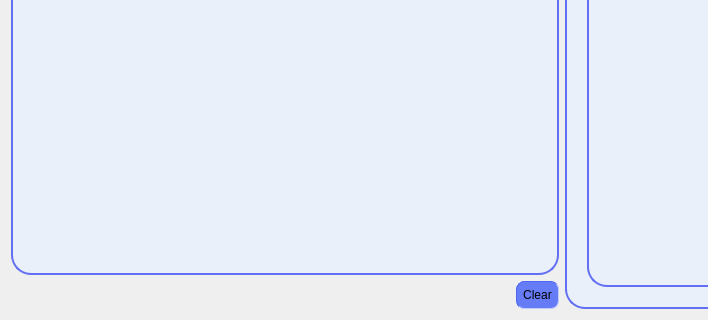
Above: historyscreen.ui from OHonSam/CS163_Group2_Dictionary before the change; both pictures show x 0 to 708 and y 391 to 711 of the 1124 by 711 pixel window. Below: the same form after it.
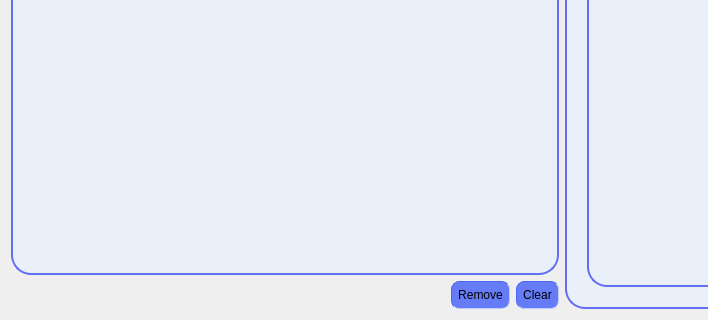
That is the form after the change.

Commit message: enable remove button in history screen

Patch:
```diff
--- a/historyscreen.ui
+++ b/historyscreen.ui
@@ -102,7 +102,7 @@
           </widget>
          </item>
          <item>
-          <layout class="QHBoxLayout" name="horizontalLayout_2" stretch="0,0">
+          <layout class="QHBoxLayout" name="horizontalLayout_2" stretch="0,0,0">
            <item>
             <spacer name="horizontalSpacer">
              <property name="orientation">
@@ -116,6 +116,24 @@
              </property>
             </spacer>
            </item>
+           <item>
+            <widget class="QPushButton" name="pushButton_remove">
+             <property name="styleSheet">
+              <string notr="true">padding: 6px;
+border-color: rgb(77, 101, 246);
+border-width : 1px;
+border-style:inset;
+border-radius: 8px;
+  min-height: 1px;
+  min-width: 1px;
+background-color: rgb(102, 124, 246);
+font: 11pt &quot;Comfortaa&quot;;</string>
+             </property>
+             <property name="text">
+              <string>Remove</string>
+             </property>
+            </widget>
+           </item>
            <item>
             <widget class="QPushButton" name="pushButton_clear">
              <property name="maximumSize">
```
The commit also changes 2 other files.
